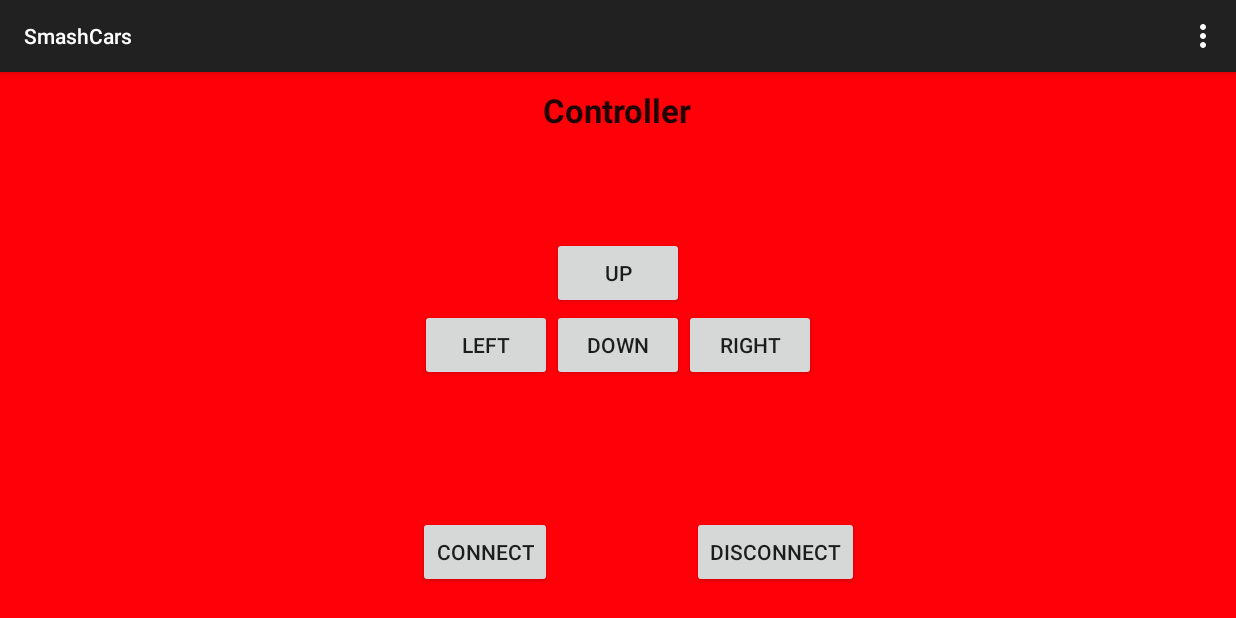
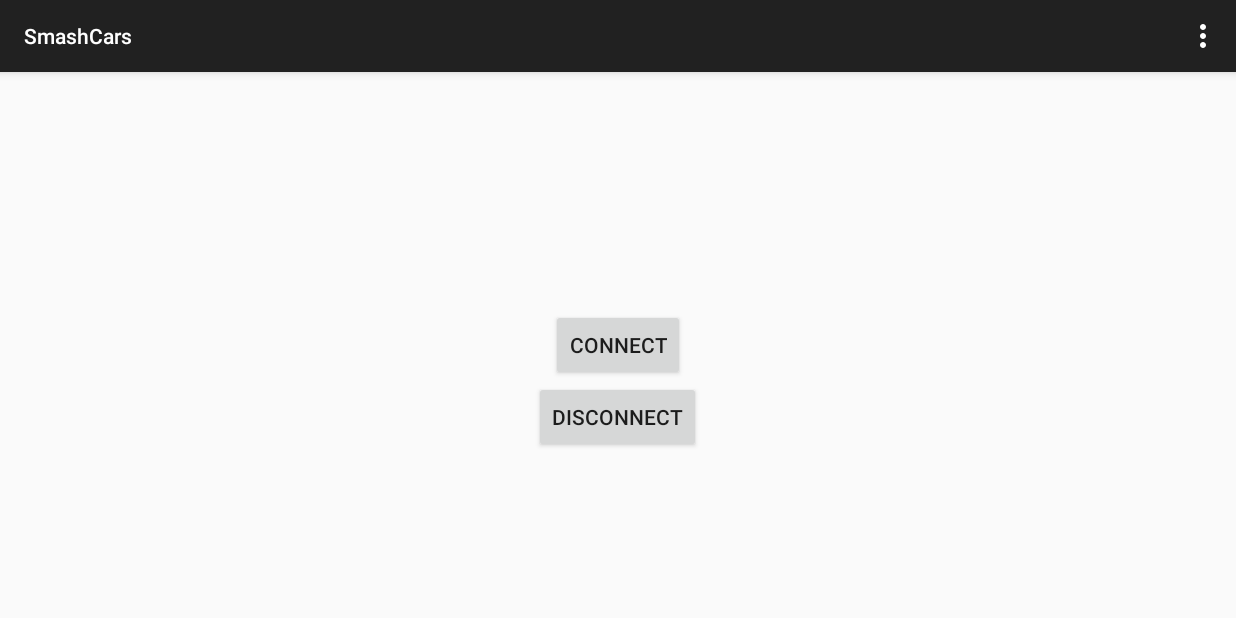
Before and after one commit to Jooster2/SmashCars, an Android app: the screen it shows after launch (MainActivity), on a phone screen of 824 x 412 dp (held sideways). Run offline under Robolectric (Android 15) with nearby library versions, the light colour scheme and no system bars.

Commit message:
arduino_data_update
Integrated the joystick so it send correct data using the bluetooth
handler

```diff
--- a/controller/app/src/main/java/com/smashcars/CircularArray.java
+++ b/controller/app/src/main/java/com/smashcars/CircularArray.java
@@ -1,4 +1,6 @@
 package com.smashcars;
+import android.util.Log;
+
 import java.util.ArrayList;
 import java.util.List;
 /**
@@ -66,6 +68,7 @@ public class CircularArray<E> extends ArrayList<E> {
     @Override
     public boolean add(E e) {
         super.set(writePtr, e);
+        Log.i(TAG, "Adding " + e);
         writePtr++;
         if(writePtr >= capacity)
             writePtr = 0;
@@ -86,6 +89,8 @@ public class CircularArray<E> extends ArrayList<E> {
      */
     public E getNext() {
         E temp = remove(readPtr);
+        if(temp != null)
+            Log.i(TAG, "Getting " + temp);
         while(super.get(readPtr) == null) {
             readPtr++;
             if(readPtr >= capacity)
--- a/controller/app/src/main/java/com/smashcars/MainActivity.java
+++ b/controller/app/src/main/java/com/smashcars/MainActivity.java
@@ -1,5 +1,6 @@
 package com.smashcars;
 
+import android.app.FragmentManager;
 import android.bluetooth.BluetoothAdapter;
 import android.content.Intent;
 import android.support.v7.app.AppCompatActivity;
@@ -13,17 +14,25 @@ import android.widget.TextView;
 public class MainActivity extends AppCompatActivity
 {
     private static final int REQUEST_ENABLE_BT = 1;
-    private static final String TAG = "mainactivity";
+    private static final String TAG = "MainActivity";
+
     CircularArray<Short> commandBuffer;
+    FragmentManager fragmentManager;
+    JoystickFragment joystickFragment;
+
     @Override
     protected void onCreate(Bundle savedInstanceState)
     {
         super.onCreate(savedInstanceState);
+
         setContentView(R.layout.activity_main);
         commandBuffer = new CircularArray<> (10);
         //Initiate the BluetoothHandler
         BluetoothHandler.getInstance().setActivity(this);
-        Log.i(TAG, "oncreate done");
+
+        fragmentManager = getFragmentManager();
+
+        Log.i(TAG, "onCreate done");
     }
 
     @Override
@@ -86,8 +95,13 @@ public class MainActivity extends AppCompatActivity
             Log.i(TAG, "Bluetooth disabled, enabling it now");
             Intent enableBtIntent = new Intent(BluetoothAdapter.ACTION_REQUEST_ENABLE);
             startActivityForResult(enableBtIntent, REQUEST_ENABLE_BT);
+
         } else {
             BluetoothHandler.getInstance().connect();
+
+            joystickFragment = new JoystickFragment();
+            fragmentManager.beginTransaction()
+                    .add(R.id.fragment_container, joystickFragment).commit();
         }
     }
 
@@ -96,7 +110,7 @@ public class MainActivity extends AppCompatActivity
         BluetoothHandler.getInstance().disconnect();
     }
 
-    public void addCommand(int cmd)
+    public synchronized void addCommand(int cmd)
     {
         Log.i(TAG, "Adding command to buffer");
         commandBuffer.add((short)cmd);
@@ -109,7 +123,7 @@ public class MainActivity extends AppCompatActivity
      */
 
     public Short getControllerCommand() {
-        Log.i(TAG, "Returning controller command");
+        //Log.i(TAG, "Returning controller command");
         return commandBuffer.getNext();
     }
 }
--- a/controller/app/src/main/res/layout/activity_main.xml
+++ b/controller/app/src/main/res/layout/activity_main.xml
@@ -2,13 +2,25 @@
                 xmlns:tools="http://schemas.android.com/tools"
                 android:layout_width="match_parent"
                 android:layout_height="match_parent"
-                tools:context=".MainActivity">
+                tools:context=".MainActivity"
+                android:id="@+id/fragment_container">
 
-    <fragment
-        android:layout_width="match_parent"
-        android:layout_height="match_parent"
-        android:name="com.smashcars.MainFragment"
-        android:id="@+id/fragment"
+    <Button
+        android:layout_width="wrap_content"
+        android:layout_height="wrap_content"
+        android:text="Connect"
+        android:id="@+id/connectButton"
         android:layout_centerVertical="true"
-        android:layout_centerHorizontal="true"/>
+        android:layout_centerHorizontal="true"
+        android:onClick="connectNow" />
+
+    <Button
+        android:layout_width="wrap_content"
+        android:layout_height="wrap_content"
+        android:text="Disconnect"
+        android:id="@+id/disconnectButton"
+        android:layout_below="@+id/connectButton"
+        android:layout_centerHorizontal="true"
+        android:onClick="disconnect"/>
+
 </RelativeLayout>
--- a/controller/app/src/main/res/layout/fragment_main.xml
+++ b/controller/app/src/main/res/layout/fragment_main.xml
@@ -1,10 +1,13 @@
 <?xml version="1.0" encoding="utf-8"?>
 <RelativeLayout xmlns:android="http://schemas.android.com/apk/res/android"
-              android:orientation="vertical"
+              android:orientation="horizontal"
               android:layout_width="match_parent"
               android:layout_height="match_parent"
               android:background="#ff0009">
-
+    <LinearLayout
+        android:layout_width="match_parent"
+        android:layout_height="match_parent"
+        android:id="@+id/linear">
     <TextView
         android:layout_width="wrap_content"
         android:layout_height="wrap_content"
@@ -29,7 +32,6 @@
         android:layout_height="wrap_content"
         android:text="LEFT"
         android:id="@+id/button2"
-        android:layout_centerVertical="true"
         android:layout_toStartOf="@+id/button4"/>
 
     <Button
@@ -67,5 +69,6 @@
         android:layout_alignTop="@+id/button5"
         android:layout_toEndOf="@+id/textView"
         android:onClick="disconnect"/>
+    </LinearLayout>
 
 </RelativeLayout>
--- a/controller/app/src/main/res/layout/joystick_fragment.xml
+++ b/controller/app/src/main/res/layout/joystick_fragment.xml
@@ -2,10 +2,10 @@
 <RelativeLayout
     android:layout_height="match_parent"
     android:layout_width="match_parent"
-    xmlns:tools="http://schemas.android.com/tools"
     xmlns:android="http://schemas.android.com/apk/res/android"
     android:clipChildren="false"
-    android:clipToPadding="false">
+    android:clipToPadding="false"
+    android:background="#FFFFFF">
     <LinearLayout
         android:layout_height="wrap_content"
         android:layout_width="wrap_content"
```
Also changed, not shown: controller/app/src/main/java/com/smashcars/HorizontalJoystick.java (+8 -5 lines), controller/app/src/main/java/com/smashcars/Joystick.java (+7 -1 lines), controller/app/src/main/java/com/smashcars/JoystickFragment.java (+41 -17 lines), controller/app/src/main/java/com/smashcars/VerticalJoystick.java (+8 -5 lines).
